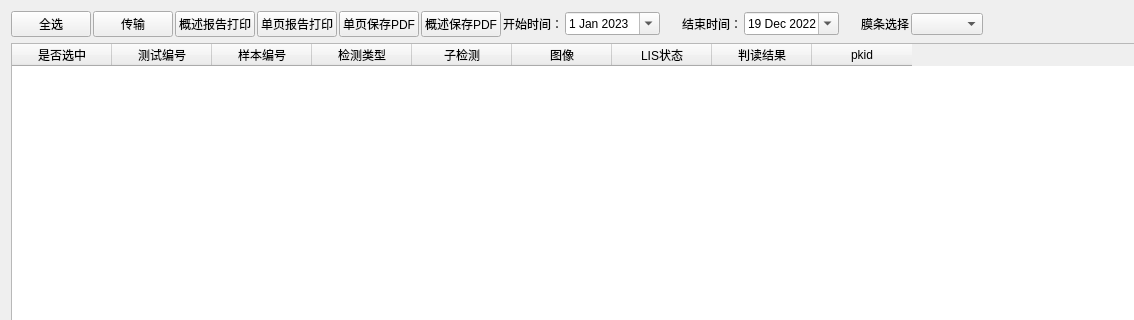
First picture: the form in HumablotPro/src/Camera/TestResultDataAll.ui, repository kevinkingmin/72FA, before the edit; both pictures show x 0 to 1134 and y 0 to 320 of the 1505 by 794 pixel window.
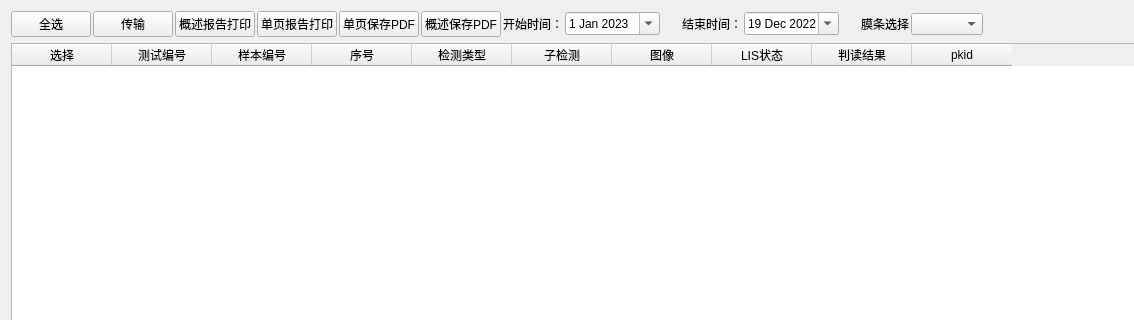
Second picture: the form after the edit.

Commit message: 列表界面加入序号合并

```diff
--- a/HumablotPro/src/Camera/TestResultDataAll.ui
+++ b/HumablotPro/src/Camera/TestResultDataAll.ui
@@ -223,7 +223,7 @@
       <widget class="QTableWidget" name="tableWidget">
        <column>
         <property name="text">
-         <string>是否选中</string>
+         <string>选择</string>
         </property>
        </column>
        <column>
@@ -236,6 +236,11 @@
          <string>样本编号</string>
         </property>
        </column>
+       <column>
+        <property name="text">
+         <string>序号</string>
+        </property>
+       </column>
        <column>
         <property name="text">
          <string>检测类型</string>
```
The commit also changes 7 other files.
